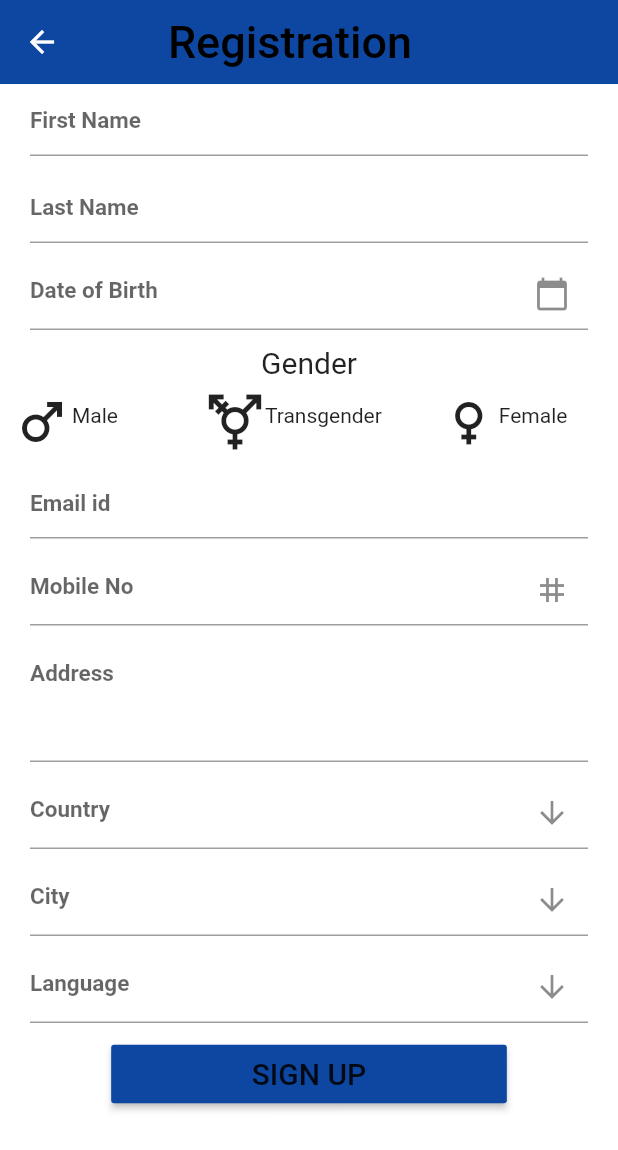
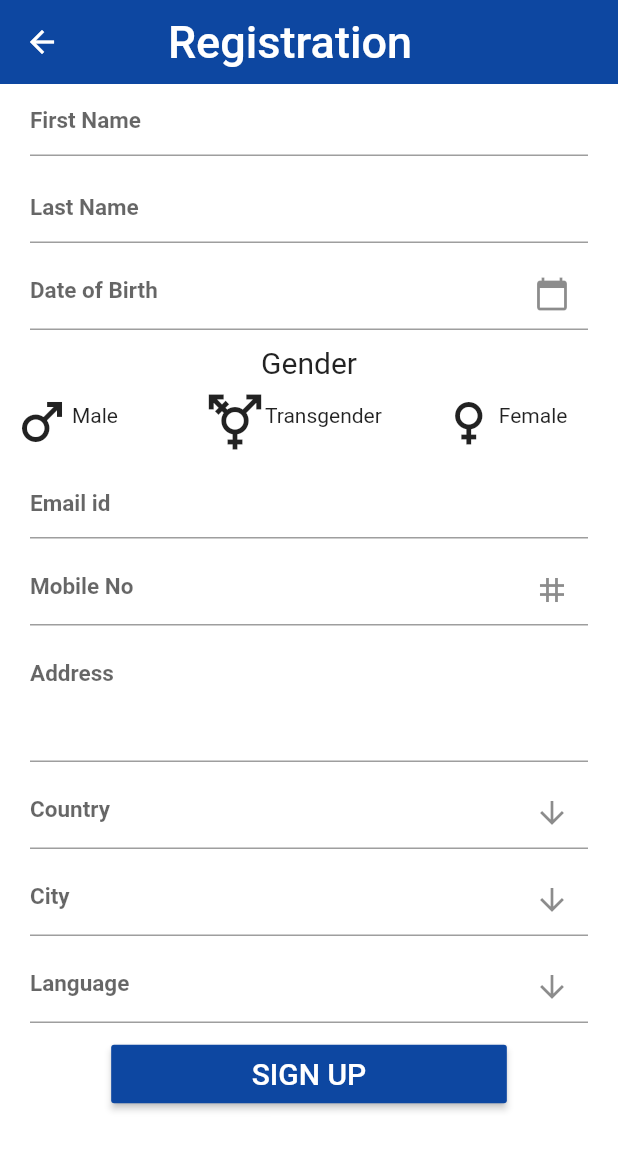
Before and after one commit to Tijil2111/fitness_app, a Flutter app: the SignUpPage screen opened by its route, on a phone screen of 412 x 824 dp. Shown: the top 1150 px of the screen. Run offline on Flutter 3.47's test engine with Material 2 defaults, Android fonts, the phone set to English and light mode, and no system bars; network calls fail.

Commit message:
Edited the screens

```diff
--- a/lib/pages/login.dart
+++ b/lib/pages/login.dart
@@ -33,7 +33,7 @@ class _LoginPageState extends State<LoginPage> {
                     prefixIcon: prefixIcon??Icon(
                         Icons.account_circle,
                       color: Colors.blue[900],
-                      size: 40,
+                      size: 30,
                     ),
                     hintStyle:TextStyle(
                       fontSize: 20,
@@ -51,7 +51,7 @@ class _LoginPageState extends State<LoginPage> {
                     prefixIcon: prefixIcon??Icon(
                       Icons.lock,
                       color: Colors.blue[900],
-                      size: 40,
+                      size: 30,
                     ),
                     suffixIcon: Icon(Icons.hide_source_outlined),
                     hintStyle:TextStyle(
@@ -82,6 +82,7 @@ class _LoginPageState extends State<LoginPage> {
                     child: Text(
                       '              Login               ',
                       style: TextStyle(
+                        color: Colors.white,
                         fontSize: 20
                       ),
                     ),
--- a/lib/pages/signuppage.dart
+++ b/lib/pages/signuppage.dart
@@ -17,7 +17,7 @@ class SignUpPage extends StatelessWidget {
               Text(
                   'Registration',
                 style: TextStyle(
-                  color: Colors.black,
+                  color: Colors.white,
                       fontSize: 30
                 ),
               ),
@@ -209,7 +209,8 @@ class SignUpPage extends StatelessWidget {
                   child: Text(
                     '              SIGN UP              ',
                     style: TextStyle(
-                        fontSize: 20
+                        fontSize: 20,
+                      color: Colors.white
                     ),
                   ),
                 )
```
Also changed, not shown: lib/pages/home.dart (+6 -5 lines).
